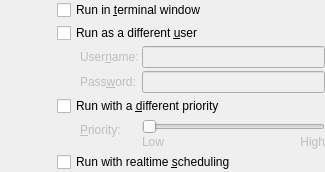
Above: plasma/runners/shell/shellOptions.ui from mgottschlag/kwin-tiling before the change. Below: the same form after it.
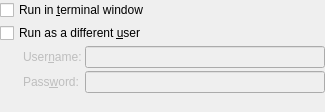
That is the form after the change. Custom widgets are drawn as their Qt base class.

Commit message: remove unused options, some dead code and fix build

```diff
--- a/plasma/runners/shell/shellOptions.ui
+++ b/plasma/runners/shell/shellOptions.ui
@@ -1,18 +1,16 @@
 <ui version="4.0" >
  <class>shellOptions</class>
- <widget class="QWidget" name="shellOptions" >
-  <property name="geometry" >
+ <widget class="QWidget" name="shellOptions">
+  <property name="geometry">
    <rect>
     <x>0</x>
     <y>0</y>
     <width>325</width>
-    <height>162</height>
+    <height>112</height>
    </rect>
   </property>
-  <property name="sizePolicy" >
-   <sizepolicy>
-    <hsizetype>5</hsizetype>
-    <vsizetype>5</vsizetype>
+  <property name="sizePolicy">
+   <sizepolicy hsizetype="Preferred" vsizetype="Preferred">
     <horstretch>0</horstretch>
     <verstretch>0</verstretch>
    </sizepolicy>
@@ -24,33 +22,17 @@
    <property name="spacing" >
     <number>3</number>
    </property>
-   <item rowspan="5" row="0" column="0" colspan="2" >
-    <layout class="QHBoxLayout" >
-     <property name="margin" >
-      <number>0</number>
-     </property>
-     <property name="spacing" >
+   <item row="0" column="0" rowspan="5" colspan="2">
+    <layout class="QHBoxLayout">
+     <property name="spacing">
       <number>3</number>
      </property>
+     <property name="margin">
+      <number>0</number>
+     </property>
      <item>
-      <spacer>
-       <property name="orientation" >
-        <enum>Qt::Horizontal</enum>
-       </property>
-       <property name="sizeType" >
-        <enum>QSizePolicy::Fixed</enum>
-       </property>
-       <property name="sizeHint" >
-        <size>
-         <width>57</width>
-         <height>20</height>
-        </size>
-       </property>
-      </spacer>
-     </item>
-     <item>
-      <widget class="QFrame" name="gbAdvanced" >
-       <property name="frameShape" >
+      <widget class="QFrame" name="gbAdvanced">
+       <property name="frameShape">
         <enum>QFrame::NoFrame</enum>
        </property>
        <property name="frameShadow" >
@@ -63,46 +45,13 @@
         <property name="spacing" >
          <number>3</number>
         </property>
-        <item row="6" column="0" >
-         <spacer>
-          <property name="orientation" >
-           <enum>Qt::Horizontal</enum>
-          </property>
-          <property name="sizeType" >
-           <enum>QSizePolicy::Fixed</enum>
-          </property>
-          <property name="sizeHint" >
-           <size>
-            <width>20</width>
-            <height>30</height>
-           </size>
-          </property>
-         </spacer>
-        </item>
-        <item row="7" column="0" colspan="4" >
-         <widget class="QCheckBox" name="cbRealtime" >
-          <property name="whatsThis" >
-           <string>&lt;qt>Select whether realtime scheduling should be enabled for the application. The scheduler governs which process will run and which will have to wait. Two schedulers are available:
-&lt;ul>
-&lt;li>&lt;em>Normal:&lt;/em> This is the standard, timesharing scheduler. It will divide fairly the available processing time between all processes.&lt;/li>
-&lt;li>&lt;em>Realtime:&lt;/em>This scheduler will run your application uninterrupted until it gives up the processor. This can be dangerous. An application that does not give up the processor might hang the system. You need root's password to use the scheduler.&lt;/li>
-&lt;/ul>
-&lt;/qt></string>
-          </property>
-          <property name="text" >
-           <string>Run with realtime &amp;scheduling</string>
-          </property>
-         </widget>
-        </item>
-        <item row="3" column="1" >
-         <widget class="QLabel" name="lbUsername" >
-          <property name="enabled" >
+        <item row="3" column="1">
+         <widget class="QLabel" name="lbUsername">
+          <property name="enabled">
            <bool>false</bool>
           </property>
-          <property name="sizePolicy" >
-           <sizepolicy>
-            <hsizetype>1</hsizetype>
-            <vsizetype>5</vsizetype>
+          <property name="sizePolicy">
+           <sizepolicy hsizetype="Minimum" vsizetype="Preferred">
             <horstretch>0</horstretch>
             <verstretch>0</verstretch>
            </sizepolicy>
@@ -123,10 +72,8 @@
           <property name="enabled" >
            <bool>false</bool>
           </property>
-          <property name="sizePolicy" >
-           <sizepolicy>
-            <hsizetype>5</hsizetype>
-            <vsizetype>0</vsizetype>
+          <property name="sizePolicy">
+           <sizepolicy hsizetype="Preferred" vsizetype="Fixed">
             <horstretch>5</horstretch>
             <verstretch>0</verstretch>
            </sizepolicy>
@@ -144,10 +91,8 @@
           <property name="enabled" >
            <bool>false</bool>
           </property>
-          <property name="sizePolicy" >
-           <sizepolicy>
-            <hsizetype>1</hsizetype>
-            <vsizetype>5</vsizetype>
+          <property name="sizePolicy">
+           <sizepolicy hsizetype="Minimum" vsizetype="Preferred">
             <horstretch>0</horstretch>
             <verstretch>0</verstretch>
            </sizepolicy>
@@ -173,67 +118,13 @@
           </property>
          </widget>
         </item>
-        <item row="6" column="1" >
-         <layout class="QVBoxLayout" >
-          <property name="margin" >
-           <number>0</number>
-          </property>
-          <property name="spacing" >
-           <number>3</number>
-          </property>
-          <item>
-           <widget class="QLabel" name="textLabel1" >
-            <property name="enabled" >
-             <bool>false</bool>
-            </property>
-            <property name="whatsThis" >
-             <string>The priority that the command will be run with can be set here. From left to right, it goes from low to high. The center position is the default value. For priorities higher than the default, you will need to provide the root password.</string>
-            </property>
-            <property name="text" >
-             <string>&amp;Priority:</string>
-            </property>
-            <property name="buddy" >
-             <cstring>slPriority</cstring>
-            </property>
-           </widget>
-          </item>
-          <item>
-           <spacer>
-            <property name="orientation" >
-             <enum>Qt::Vertical</enum>
-            </property>
-            <property name="sizeType" >
-             <enum>QSizePolicy::Minimum</enum>
-            </property>
-            <property name="sizeHint" >
-             <size>
-              <width>20</width>
-              <height>9</height>
-             </size>
-            </property>
-           </spacer>
-          </item>
-         </layout>
-        </item>
-        <item row="5" column="0" colspan="4" >
-         <widget class="QCheckBox" name="cbPriority" >
-          <property name="whatsThis" >
-           <string>Check this option if you want to run the application with a different priority. A higher priority tells the operating system to give more processing time to your application.</string>
-          </property>
-          <property name="text" >
-           <string>Run with a &amp;different priority</string>
-          </property>
-         </widget>
-        </item>
-        <item row="3" column="2" colspan="2" >
-         <widget class="KLineEdit" name="leUsername" >
-          <property name="enabled" >
+        <item row="3" column="2" colspan="2">
+         <widget class="KLineEdit" name="leUsername">
+          <property name="enabled">
            <bool>false</bool>
           </property>
-          <property name="sizePolicy" >
-           <sizepolicy>
-            <hsizetype>5</hsizetype>
-            <vsizetype>0</vsizetype>
+          <property name="sizePolicy">
+           <sizepolicy hsizetype="Preferred" vsizetype="Fixed">
             <horstretch>5</horstretch>
             <verstretch>0</verstretch>
            </sizepolicy>
@@ -243,72 +134,9 @@
           </property>
          </widget>
         </item>
-        <item row="6" column="2" colspan="2" >
-         <layout class="QGridLayout" >
-          <property name="margin" >
-           <number>0</number>
-          </property>
-          <property name="spacing" >
-           <number>0</number>
-          </property>
-          <item row="1" column="0" >
-           <widget class="QLabel" name="lbLowPriority" >
-            <property name="enabled" >
-             <bool>false</bool>
-            </property>
-            <property name="whatsThis" >
-             <string>The priority that the command will be run with can be set here. From left to right, it goes from low to high. The center position is the default value. For priorities higher than the default, you will need to provide the root password.</string>
-            </property>
-            <property name="text" >
-             <string>Low</string>
-            </property>
-           </widget>
-          </item>
-          <item row="1" column="1" >
-           <widget class="QLabel" name="lbHighPriority" >
-            <property name="enabled" >
-             <bool>false</bool>
-            </property>
-            <property name="whatsThis" >
-             <string>The priority that the command will be run with can be set here. From left to right, it goes from low to high. The center position is the default value. For priorities higher than the default, you will need to provide the root password.</string>
-            </property>
-            <property name="text" >
-             <string>High</string>
-            </property>
-            <property name="alignment" >
-             <set>Qt::AlignRight|Qt::AlignTrailing|Qt::AlignVCenter</set>
-            </property>
-           </widget>
-          </item>
-          <item row="0" column="0" colspan="2" >
-           <widget class="QSlider" name="slPriority" >
-            <property name="enabled" >
-             <bool>false</bool>
-            </property>
-            <property name="sizePolicy" >
-             <sizepolicy>
-              <hsizetype>5</hsizetype>
-              <vsizetype>0</vsizetype>
-              <horstretch>1</horstretch>
-              <verstretch>0</verstretch>
-             </sizepolicy>
-            </property>
-            <property name="whatsThis" >
-             <string>The priority that the command will be run with can be set here. From left to right, it goes from low to high. The center position is the default value. For priorities higher than the default, you will need to provide the root password.</string>
-            </property>
-            <property name="singleStep" >
-             <number>5</number>
-            </property>
-            <property name="orientation" >
-             <enum>Qt::Horizontal</enum>
-            </property>
-           </widget>
-          </item>
-         </layout>
-        </item>
-        <item row="2" column="0" colspan="4" >
-         <widget class="QCheckBox" name="cbRunAsOther" >
-          <property name="whatsThis" >
+        <item row="2" column="0" colspan="4">
+         <widget class="QCheckBox" name="cbRunAsOther">
+          <property name="whatsThis">
            <string>Check this option if you want to run the application with a different user id. Every process has a user id associated with it. This id code determines file access and other permissions. The password of the user is required to do this.</string>
           </property>
           <property name="text" >
@@ -316,15 +144,28 @@
           </property>
          </widget>
         </item>
-        <item rowspan="2" row="3" column="0" >
+        <item row="3" column="0" rowspan="2">
          <spacer>
-          <property name="orientation" >
+          <property name="orientation">
            <enum>Qt::Horizontal</enum>
           </property>
-          <property name="sizeType" >
+          <property name="sizeType">
            <enum>QSizePolicy::Fixed</enum>
           </property>
-          <property name="sizeHint" >
+          <property name="sizeHint" stdset="0">
+           <size>
+            <width>20</width>
+            <height>40</height>
+           </size>
+          </property>
+         </spacer>
+        </item>
+        <item row="5" column="1">
+         <spacer name="verticalSpacer">
+          <property name="orientation">
+           <enum>Qt::Vertical</enum>
+          </property>
+          <property name="sizeHint" stdset="0">
            <size>
             <width>20</width>
             <height>40</height>
@@ -339,8 +180,8 @@
    </item>
   </layout>
  </widget>
- <layoutdefault spacing="3" margin="6" />
- <layoutfunction spacing="KDialog::spacingHint" margin="KDialog::marginHint" />
+ <layoutdefault spacing="3" margin="6"/>
+ <layoutfunction spacing="KDialog::spacingHint" margin="KDialog::marginHint"/>
  <pixmapfunction>BarIcon</pixmapfunction>
  <customwidgets>
   <customwidget>
```
Left out of the diff: 139 changed lines with no effect on the pictures. The commit also changes 3 other files.
